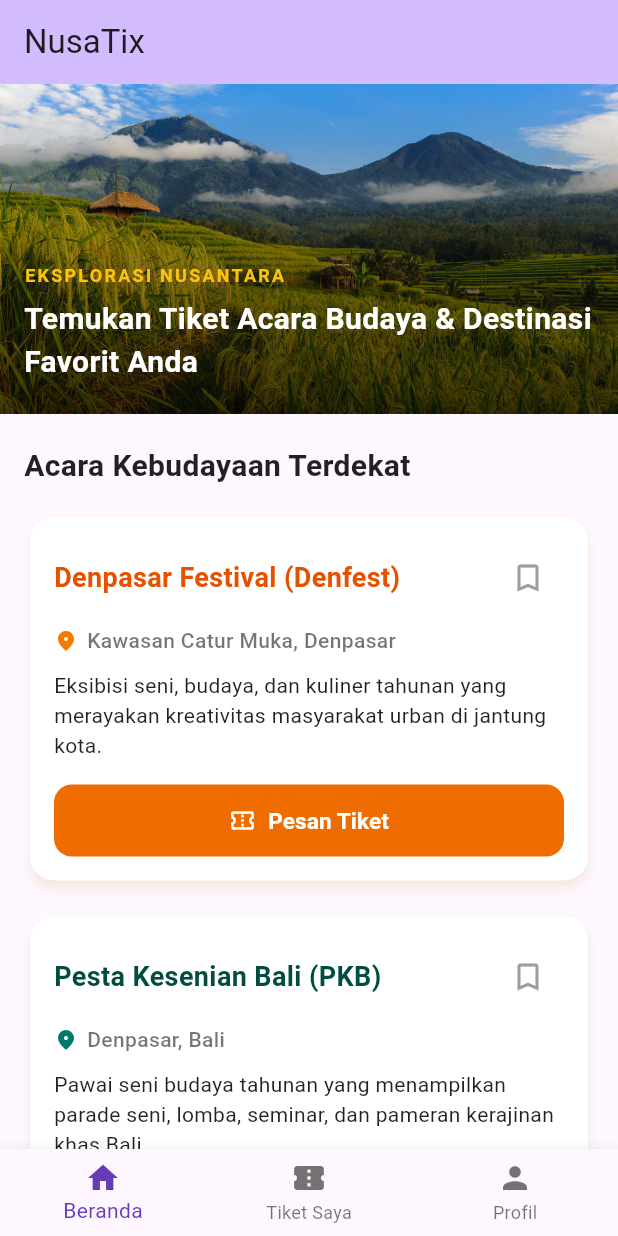
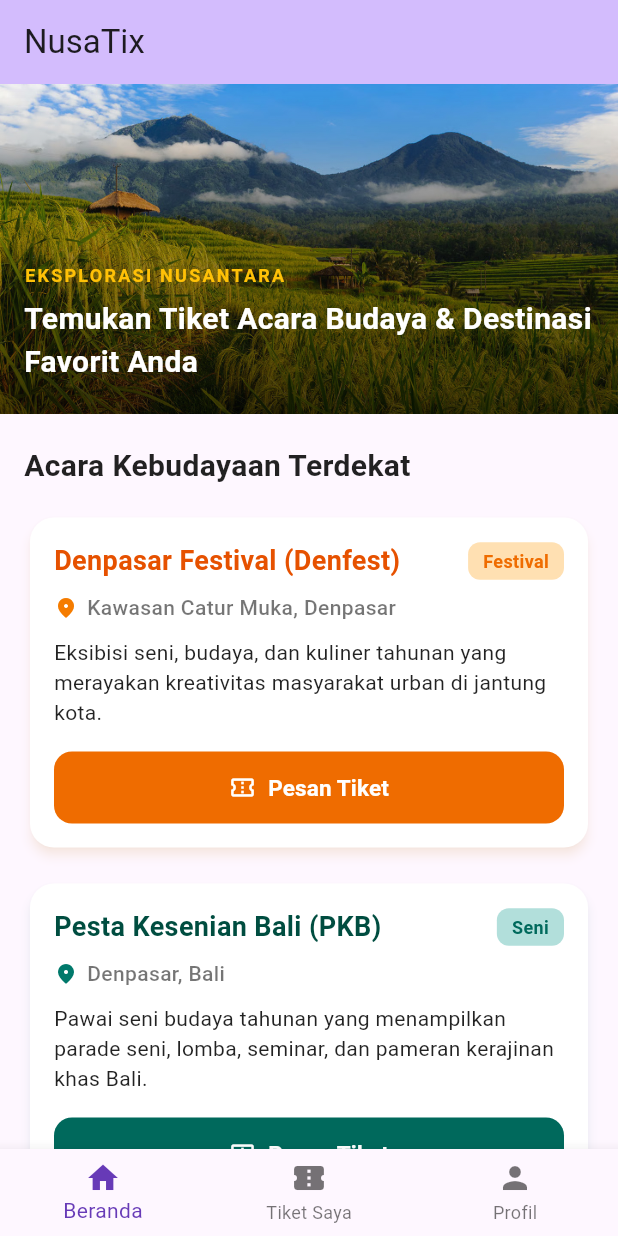
Before and after one commit to sandhiyasa/nusatix, a Flutter app: the screen it shows after launch, on a phone screen of 412 x 824 dp. Run offline on Flutter 3.47's test engine with Material 3 defaults, Android fonts, the phone set to English and light mode, and no system bars.

Commit message:
Pertemuan 4: Navigasi Multi-Halaman dan Passing Data

```diff
--- a/lib/bookmarkState.dart
+++ /dev/null
@@ -1,25 +0,0 @@
-import 'package:flutter/material.dart';
-
-class BookmarkState extends ChangeNotifier {
-  // Menyimpan daftar ID acara yang di-bookmark
-  final List<String> _bookmarkedEventIds = [];
-
-  // Getter untuk mengambil data
-  List<String> get bookmarkedEventIds => _bookmarkedEventIds;
-
-  // Fungsi untuk menambah atau menghapus bookmark
-  void toggleBookmark(String idAcara) {
-    if (_bookmarkedEventIds.contains(idAcara)) {
-      _bookmarkedEventIds.remove(idAcara);
-    } else {
-      _bookmarkedEventIds.add(idAcara);
-    }
-    // Memberitahu UI (ListenableBuilder) untuk merender ulang
-    notifyListeners();
-  }
-
-  // Fungsi pengecekan status bookmark
-  bool isBookmarked(String idAcara) {
-    return _bookmarkedEventIds.contains(idAcara);
-  }
-}
--- a/lib/detailAcaraScreen.dart
+++ b/lib/detailAcaraScreen.dart
@@ -1,6 +1,3 @@
-// ============================================================================
-// 3. HALAMAN DETAIL (PENERIMA DATA & NAVIGATOR.POP)
-// ============================================================================
 import 'package:flutter/material.dart';
 
 class DetailAcaraScreen extends StatelessWidget {
--- a/lib/main.dart
+++ b/lib/main.dart
@@ -1,7 +1,5 @@
 import 'package:flutter/material.dart';
 import 'detailAcaraScreen.dart';
-import 'bookmarkState.dart';
-import 'ProfilScreen.dart';
 
 void main() {
   runApp(const MyApp());
@@ -17,6 +15,7 @@ class MyApp extends StatelessWidget {
       theme: ThemeData(
         colorScheme: ColorScheme.fromSeed(seedColor: Colors.deepPurple),
       ),
+      // MENGUBAH HOME KE MAINSCREEN (UNTUK BOTTOM NAVIGATION BAR)
       home: const MainScreen(),
     );
   }
@@ -35,26 +34,23 @@ class MainScreen extends StatefulWidget {
 class _MainScreenState extends State<MainScreen> {
   int _selectedIndex = 0;
 
-  // Inisialisasi State Manager untuk diteruskan ke halaman anak (Beranda & Profil)
-  final BookmarkState _bookmarkState = BookmarkState();
+  // Daftar halaman yang akan ditampilkan berdasarkan tab yang aktif
+  final List<Widget> _halaman = [
+    const BerandaAplikasi(),
+    const Center(
+      child: Text('Halaman Tiket Saya', style: TextStyle(fontSize: 20)),
+    ),
+    const Center(child: Text('Halaman Profil', style: TextStyle(fontSize: 20))),
+  ];
 
   void _onItemTapped(int index) {
     setState(() {
-      _selectedIndex = index;
+      _selectedIndex = index; // Mengubah state indeks navigasi
     });
   }
 
   @override
   Widget build(BuildContext context) {
-    // Daftar halaman yang menerima injeksi _bookmarkState
-    final List<Widget> _halaman = [
-      BerandaAplikasi(bookmarkState: _bookmarkState),
-      const Center(
-        child: Text('Halaman Tiket Saya', style: TextStyle(fontSize: 20)),
-      ),
-      ProfilScreen(bookmarkState: _bookmarkState),
-    ];
-
     return Scaffold(
       body: _halaman[_selectedIndex],
       bottomNavigationBar: BottomNavigationBar(
@@ -75,13 +71,10 @@ class _MainScreenState extends State<MainScreen> {
 }
 
 // ============================================================================
-// 2. BERANDA APLIKASI (MENGUBAH & MENDENGARKAN STATE)
+// 2. BERANDA APLIKASI (SUMBER DATA)
 // ============================================================================
 class BerandaAplikasi extends StatelessWidget {
-  // Variabel untuk menerima state yang dilempar dari MainScreen
-  final BookmarkState bookmarkState;
-
-  const BerandaAplikasi({super.key, required this.bookmarkState});
+  const BerandaAplikasi({super.key});
 
   @override
   Widget build(BuildContext context) {
@@ -94,7 +87,6 @@ class BerandaAplikasi extends StatelessWidget {
         child: Column(
           crossAxisAlignment: CrossAxisAlignment.stretch,
           children: [
-            // --- HEADER HERO IMAGE ---
             Stack(
               children: [
                 Container(
@@ -170,7 +162,7 @@ class BerandaAplikasi extends StatelessWidget {
               ),
             ),
 
-            // --- CARD 1: DENPASAR FESTIVAL ---
+            // Card 1: Denpasar Festival
             Padding(
               padding: const EdgeInsets.symmetric(
                 horizontal: 16.0,
@@ -201,29 +193,23 @@ class BerandaAplikasi extends StatelessWidget {
                               ),
                             ),
                           ),
-                          // IMPLEMENTASI STATE MANAGEMENT: ListenableBuilder merender ulang ikon
-                          ListenableBuilder(
-                            listenable: bookmarkState,
-                            builder: (context, child) {
-                              bool isSaved = bookmarkState.isBookmarked(
-                                'Denpasar Festival (Denfest)',
-                              );
-                              return IconButton(
-                                icon: Icon(
-                                  isSaved
-                                      ? Icons.bookmark
-                                      : Icons.bookmark_border,
-                                  color: isSaved
-                                      ? Colors.orange.shade800
-                                      : Colors.grey,
-                                ),
-                                onPressed: () {
-                                  bookmarkState.toggleBookmark(
-                                    'Denpasar Festival (Denfest)',
-                                  );
-                                },
-                              );
-                            },
+                          Container(
+                            padding: const EdgeInsets.symmetric(
+                              horizontal: 10,
+                              vertical: 4,
+                            ),
+                            decoration: BoxDecoration(
+                              color: Colors.orange.shade100,
+                              borderRadius: BorderRadius.circular(8),
+                            ),
+                            child: Text(
+                              'Festival',
+                              style: TextStyle(
+                                fontSize: 12,
+                                fontWeight: FontWeight.bold,
+                                color: Colors.orange.shade800,
+                              ),
+                            ),
                           ),
                         ],
                       ),
@@ -259,7 +245,7 @@ class BerandaAplikasi extends StatelessWidget {
                       const SizedBox(height: 16),
                       SizedBox(
                         width: double.infinity,
-                        height: 48,
+                        height: 48, // Accessible Tappable Area (>= 48dp)
                         child: ElevatedButton(
                           onPressed: () {
                             Navigator.push(
@@ -307,7 +293,7 @@ class BerandaAplikasi extends StatelessWidget {
               ),
             ),
 
-            // --- CARD 2: PESTA KESENIAN BALI ---
+            // Card 2: Bali
             Padding(
               padding: const EdgeInsets.symmetric(
                 horizontal: 16.0,
@@ -338,29 +324,23 @@ class BerandaAplikasi extends StatelessWidget {
                               ),
                             ),
                           ),
-                          // IMPLEMENTASI STATE MANAGEMENT: ListenableBuilder merender ulang ikon
-                          ListenableBuilder(
-                            listenable: bookmarkState,
-                            builder: (context, child) {
-                              bool isSaved = bookmarkState.isBookmarked(
-                                'Pesta Kesenian Bali (PKB)',
-                              );
-                              return IconButton(
-                                icon: Icon(
-                                  isSaved
-                                      ? Icons.bookmark
-                                      : Icons.bookmark_border,
-                                  color: isSaved
-                                      ? Colors.teal.shade800
-                                      : Colors.grey,
-                                ),
-                                onPressed: () {
-                                  bookmarkState.toggleBookmark(
-                                    'Pesta Kesenian Bali (PKB)',
-                                  );
-                                },
-                              );
-                            },
+                          Container(
+                            padding: const EdgeInsets.symmetric(
+                              horizontal: 10,
+                              vertical: 4,
+                            ),
+                            decoration: BoxDecoration(
+                              color: Colors.teal.shade100,
+                              borderRadius: BorderRadius.circular(8),
+                            ),
+                            child: Text(
+                              'Seni',
+                              style: TextStyle(
+                                fontSize: 12,
+                                fontWeight: FontWeight.bold,
+                                color: Colors.teal.shade800,
+                              ),
+                            ),
                           ),
                         ],
                       ),
@@ -398,6 +378,7 @@ class BerandaAplikasi extends StatelessWidget {
                         width: double.infinity,
                         height: 48,
                         child: ElevatedButton(
+                          // MODIFIKASI: Implementasi Navigator.push dan Passing Data
                           onPressed: () {
                             Navigator.push(
                               context,
@@ -443,6 +424,7 @@ class BerandaAplikasi extends StatelessWidget {
                 ),
               ),
             ),
+            // (Card Destinasi Horisontal dapat dibiarkan seperti sebelumnya untuk menghemat baris kode)
           ],
         ),
       ),
```
Also changed, not shown: lib/ProfilScreen.dart (deleted, +0 -35 lines).
